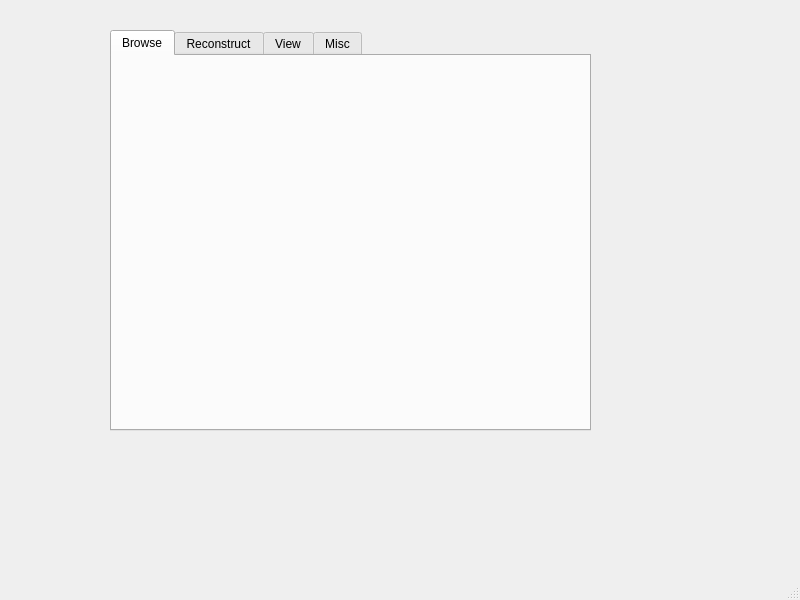
Old version of the form src/mainwindow.ui in the repository AndreasReiten/nebula.
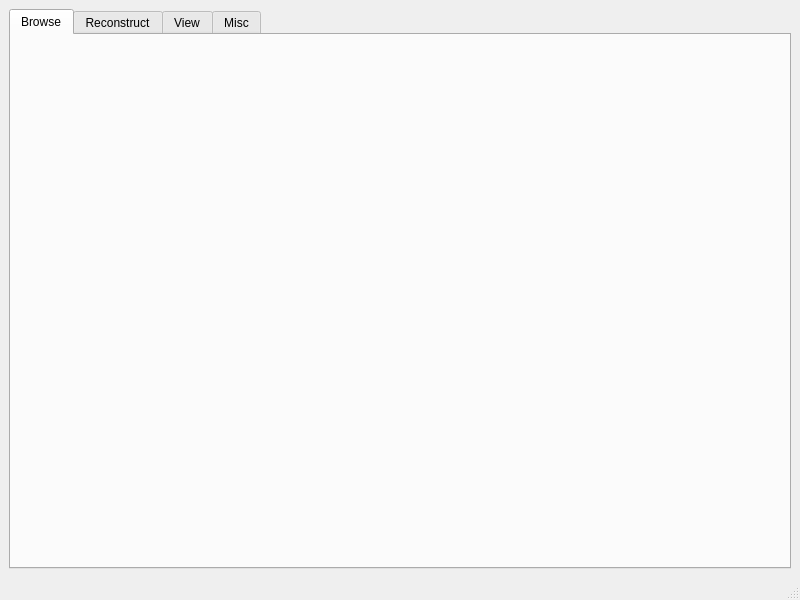
New version of the form.

```diff
--- a/src/mainwindow.ui
+++ b/src/mainwindow.ui
@@ -14,15 +14,9 @@
    <string>MainWindow</string>
   </property>
   <widget class="QWidget" name="centralwidget">
+   <layout class="QHBoxLayout" name="horizontalLayout">
+    <item>
    <widget class="QTabWidget" name="tabWidget">
-    <property name="geometry">
-     <rect>
-      <x>110</x>
-      <y>30</y>
-      <width>481</width>
-      <height>401</height>
-     </rect>
-    </property>
     <property name="currentIndex">
      <number>0</number>
     </property>
@@ -47,6 +41,8 @@
      </attribute>
     </widget>
    </widget>
+    </item>
+   </layout>
   </widget>
   <widget class="QMenuBar" name="menubar">
    <property name="geometry">
```
Lines whose indentation alone changed are shown as unchanged.
